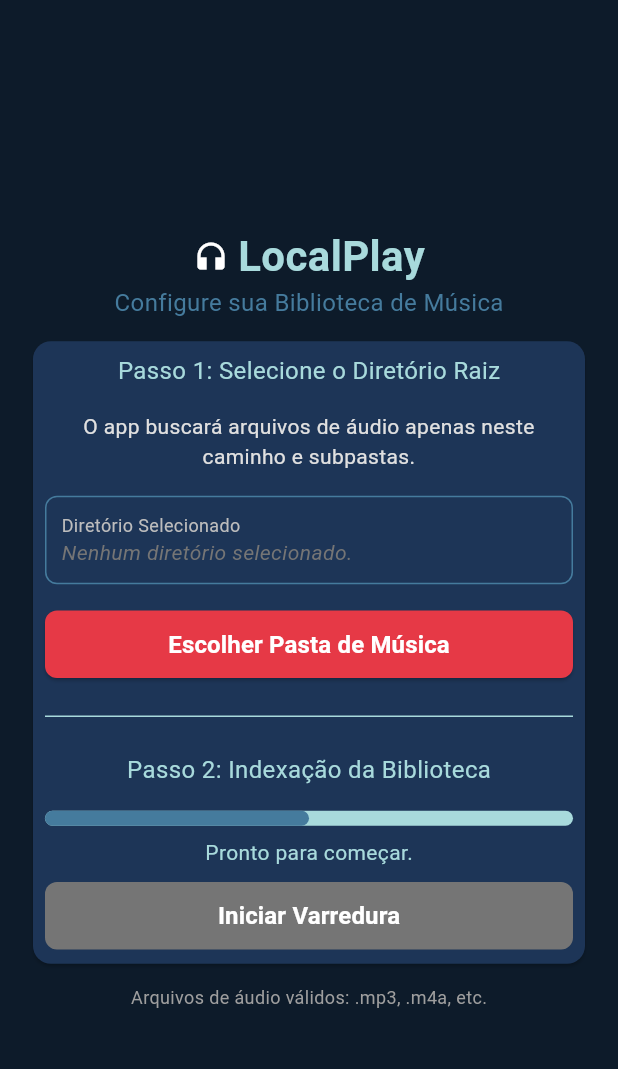
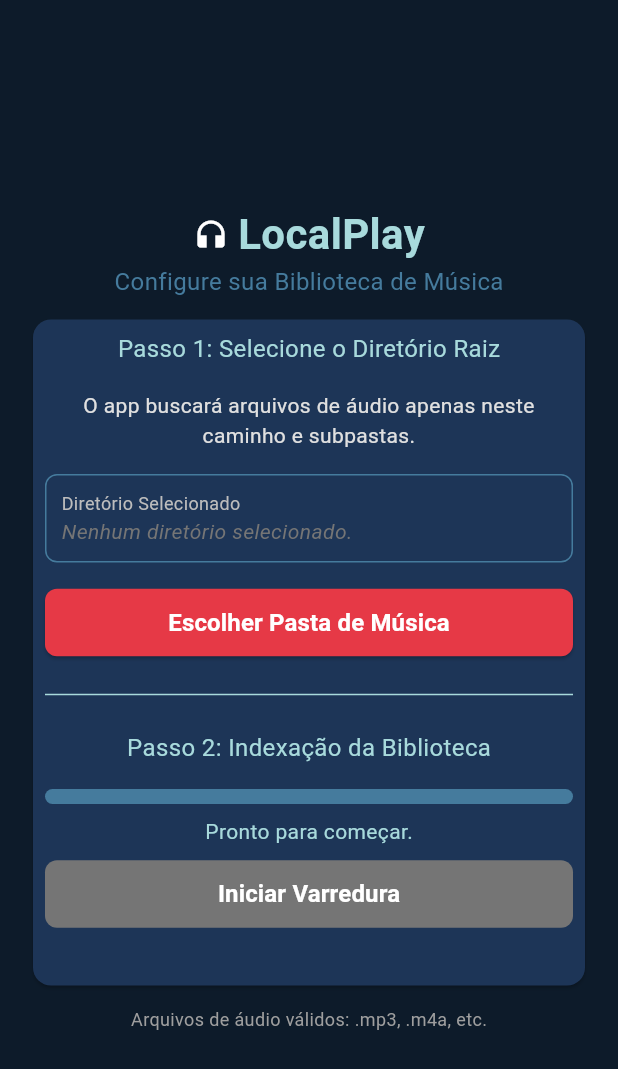
Before and after one commit to MatheusWDB/music-wave-player, a Flutter app: the screen it shows after launch, after a tap on "Escolher Pasta de Música", on a phone screen of 412 x 824 dp. Shown: the top 1069 px of the screen. Run offline on Flutter 3.47's test engine with Material 3 defaults, Android fonts, the phone set to English and light mode, and no system bars; our stand-ins replace file_picker, shared_preferences.

Commit message:
feat: Adicionado gerenciamento de estado, lógica de configuração e esquema de cores

```diff
--- a/lib/components/root_directory_config_components/indexing_component.dart
+++ b/lib/components/root_directory_config_components/indexing_component.dart
@@ -1,28 +1,49 @@
 import 'package:flutter/material.dart';
+import 'package:intl/intl.dart';
+import 'package:music_wave_player/models/configuration.dart';
+import 'package:provider/provider.dart';
 
-class IndexingComponent extends StatefulWidget {
+class IndexingComponent extends StatelessWidget {
   const IndexingComponent({super.key});
 
   @override
-  State<IndexingComponent> createState() => _IndexingComponentState();
-}
+  Widget build(BuildContext context) {
+    final ColorScheme colorScheme = Theme.of(context).colorScheme;
+    final Configuration config = context.watch<Configuration>();
 
-class _IndexingComponentState extends State<IndexingComponent> {
-  String? path;
+    final bool isScanning = config.indexingStatus == IndexingStatus.scanning;
+    final bool isComplete = config.indexingStatus == IndexingStatus.complete;
+    final bool isDirectorySet = config.rootDirectory != null;
 
-  @override
-  Widget build(BuildContext context) {
-    ColorScheme colorScheme = Theme.of(context).colorScheme;
+    String formattedDate = '';
+    if (config.lastScanDate != null) {
+      formattedDate = DateFormat('dd/MM/yyyy').format(config.lastScanDate!);
+    }
+
+    String statusText = "Pronto para começar.";
+    double? progressValue = 0.0;
+
+    if (isScanning) {
+      statusText = "Varrendo e Indexando...";
+      progressValue = null;
+    } else if (isComplete) {
+      statusText = "Varredura concluída!";
+      progressValue = 1.0;
+    } else if (isDirectorySet) {
+      statusText = "Clique em Iniciar Varredura.";
+    }
 
     return Column(
       spacing: 8.0,
       children: [
         LinearProgressIndicator(
           borderRadius: BorderRadius.circular(8.0),
+          color: colorScheme.secondary,
+          backgroundColor: colorScheme.primary,
           minHeight: 10.0,
-          value: 0.5,
+          value: progressValue,
         ),
-        Text("Pronto para começar."),
+        Text(statusText),
         ElevatedButton(
           style: ElevatedButton.styleFrom(
             backgroundColor: colorScheme.secondary,
@@ -34,12 +55,17 @@ class _IndexingComponentState extends State<IndexingComponent> {
               borderRadius: BorderRadius.circular(8.0),
             ),
           ),
-          onPressed: path == null ? null : () {},
+          onPressed: !isDirectorySet || isScanning
+              ? null
+              : () => context.read<Configuration>().startIndexing(),
           child: Text(
             "Iniciar Varredura",
             style: TextStyle(fontSize: 16.0, fontWeight: FontWeight.bold),
           ),
         ),
+        Text(
+          config.lastScanDate != null ? 'Última varredura: $formattedDate' : '',
+        ),
       ],
     );
   }
--- a/lib/components/root_directory_config_components/path_component.dart
+++ b/lib/components/root_directory_config_components/path_component.dart
@@ -1,23 +1,25 @@
 import 'package:flutter/material.dart';
+import 'package:music_wave_player/models/configuration.dart';
+import 'package:provider/provider.dart';
 
-class PathComponent extends StatefulWidget {
+class PathComponent extends StatelessWidget {
   const PathComponent({super.key});
-
-  @override
-  State<PathComponent> createState() => _PathComponentState();
-}
-
-class _PathComponentState extends State<PathComponent> {
-  String? path;
 
   @override
   Widget build(BuildContext context) {
     return Text(
-      path == null ? "Nenhum diretório selecionado." : path!,
+      context.watch<Configuration>().rootDirectory == null
+          ? "Nenhum diretório selecionado."
+          : context.watch<Configuration>().rootDirectory!,
       maxLines: 2,
+      overflow: TextOverflow.ellipsis,
       style: TextStyle(
-        color: path == null ? Colors.grey[600] : null,
-        fontStyle: path == null ? FontStyle.italic : FontStyle.normal,
+        color: context.watch<Configuration>().rootDirectory == null
+            ? Colors.grey[600]
+            : null,
+        fontStyle: context.watch<Configuration>().rootDirectory == null
+            ? FontStyle.italic
+            : FontStyle.normal,
       ),
     );
   }
--- a/lib/main.dart
+++ b/lib/main.dart
@@ -1,5 +1,7 @@
 import 'package:flutter/material.dart';
+import 'package:music_wave_player/models/configuration.dart';
 import 'package:music_wave_player/screens/root_directory_config_screen.dart';
+import 'package:provider/provider.dart';
 
 const Color colorBgDark = Color(0xFF0D1B2A);
 const Color colorSurface = Color(0xFF1D3557);
@@ -8,7 +10,38 @@ const Color colorAccent = Color(0xFFA8DADC);
 const Color colorAction = Color(0xFFE63946);
 
 void main() {
-  runApp(const MyApp());
+  WidgetsFlutterBinding.ensureInitialized();
+
+  runApp(const AppLoader());
+}
+
+class AppLoader extends StatelessWidget {
+  const AppLoader({super.key});
+
+  @override
+  Widget build(BuildContext context) {
+    return FutureBuilder<Configuration>(
+      future: Configuration.loadFromStorage(),
+      builder: (context, snapshot) {
+        if (snapshot.connectionState == ConnectionState.waiting) {
+          return const Center(child: CircularProgressIndicator());
+        }
+
+        if (snapshot.hasError) {
+          return Center(
+            child: Text('Erro ao carregar a configuração: ${snapshot.error}'),
+          );
+        }
+
+        return MultiProvider(
+          providers: [
+            ChangeNotifierProvider<Configuration>.value(value: snapshot.data!),
+          ],
+          child: const MyApp(),
+        );
+      },
+    );
+  }
 }
 
 class MyApp extends StatelessWidget {
--- a/lib/screens/root_directory_config_screen.dart
+++ b/lib/screens/root_directory_config_screen.dart
@@ -1,9 +1,20 @@
+import 'package:file_picker/file_picker.dart';
 import 'package:flutter/material.dart';
 import 'package:music_wave_player/components/root_directory_config_components/indexing_component.dart';
 import 'package:music_wave_player/components/root_directory_config_components/path_component.dart';
+import 'package:music_wave_player/models/configuration.dart';
+import 'package:provider/provider.dart';
 
 class RootDirectoryConfigScreen extends StatelessWidget {
   const RootDirectoryConfigScreen({super.key});
+
+  Future<void> _pickRootDirectory(BuildContext context) async {
+    String? selectedDirectory = await FilePicker.platform.getDirectoryPath();
+
+    if (selectedDirectory != null && context.mounted) {
+      context.read<Configuration>().rootDirectory = selectedDirectory;
+    }
+  }
 
   @override
   Widget build(BuildContext context) {
@@ -88,7 +99,7 @@ class RootDirectoryConfigScreen extends StatelessWidget {
                           borderRadius: BorderRadius.circular(8.0),
                         ),
                       ),
-                      onPressed: () {},
+                      onPressed: () async => _pickRootDirectory(context),
                       child: Text(
                         "Escolher Pasta de Música",
                         style: TextStyle(
```
